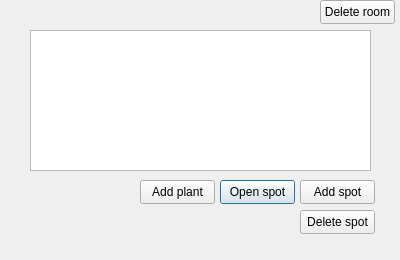
The window that project/ui/room_view.ui (denzelxav/Plantfolio) describes before a commit, drawn with Qt 5.
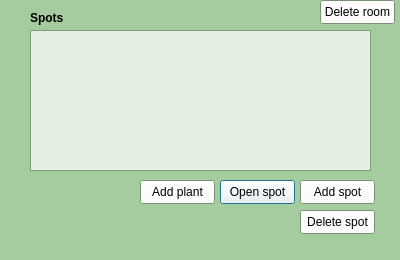
The same window after the commit.

Commit message: Add plant window is now functional

The edit to the form file:
```diff
--- a/project/ui/room_view.ui
+++ b/project/ui/room_view.ui
@@ -10,6 +10,205 @@
     <height>260</height>
    </rect>
   </property>
+  <property name="palette">
+   <palette>
+    <active>
+     <colorrole role="WindowText">
+      <brush brushstyle="SolidPattern">
+       <color alpha="255">
+        <red>0</red>
+        <green>0</green>
+        <blue>0</blue>
+       </color>
+      </brush>
+     </colorrole>
+     <colorrole role="Button">
+      <brush brushstyle="SolidPattern">
+       <color alpha="179">
+        <red>255</red>
+        <green>255</green>
+        <blue>255</blue>
+       </color>
+      </brush>
+     </colorrole>
+     <colorrole role="Text">
+      <brush brushstyle="SolidPattern">
+       <color alpha="255">
+        <red>0</red>
+        <green>0</green>
+        <blue>0</blue>
+       </color>
+      </brush>
+     </colorrole>
+     <colorrole role="BrightText">
+      <brush brushstyle="SolidPattern">
+       <color alpha="255">
+        <red>64</red>
+        <green>159</green>
+        <blue>63</blue>
+       </color>
+      </brush>
+     </colorrole>
+     <colorrole role="ButtonText">
+      <brush brushstyle="SolidPattern">
+       <color alpha="255">
+        <red>0</red>
+        <green>0</green>
+        <blue>0</blue>
+       </color>
+      </brush>
+     </colorrole>
+     <colorrole role="Base">
+      <brush brushstyle="SolidPattern">
+       <color alpha="179">
+        <red>255</red>
+        <green>255</green>
+        <blue>255</blue>
+       </color>
+      </brush>
+     </colorrole>
+     <colorrole role="Window">
+      <brush brushstyle="SolidPattern">
+       <color alpha="255">
+        <red>165</red>
+        <green>204</green>
+        <blue>159</blue>
+       </color>
+      </brush>
+     </colorrole>
+     <colorrole role="Accent">
+      <brush brushstyle="SolidPattern">
+       <color alpha="255">
+        <red>64</red>
+        <green>159</green>
+        <blue>63</blue>
+       </color>
+      </brush>
+     </colorrole>
+    </active>
+    <inactive>
+     <colorrole role="WindowText">
+      <brush brushstyle="SolidPattern">
+       <color alpha="255">
+        <red>0</red>
+        <green>0</green>
+        <blue>0</blue>
+       </color>
+      </brush>
+     </colorrole>
+     <colorrole role="Button">
+      <brush brushstyle="SolidPattern">
+       <color alpha="179">
+        <red>255</red>
+        <green>255</green>
+        <blue>255</blue>
+       </color>
+      </brush>
+     </colorrole>
+     <colorrole role="Text">
+      <brush brushstyle="SolidPattern">
+       <color alpha="255">
+        <red>0</red>
+        <green>0</green>
+        <blue>0</blue>
+       </color>
+      </brush>
+     </colorrole>
+     <colorrole role="BrightText">
+      <brush brushstyle="SolidPattern">
+       <color alpha="255">
+        <red>64</red>
+        <green>159</green>
+        <blue>63</blue>
+       </color>
+      </brush>
+     </colorrole>
+     <colorrole role="ButtonText">
+      <brush brushstyle="SolidPattern">
+       <color alpha="255">
+        <red>0</red>
+        <green>0</green>
+        <blue>0</blue>
+       </color>
+      </brush>
+     </colorrole>
+     <colorrole role="Base">
+      <brush brushstyle="SolidPattern">
+       <color alpha="179">
+        <red>255</red>
+        <green>255</green>
+        <blue>255</blue>
+       </color>
+      </brush>
+     </colorrole>
+     <colorrole role="Window">
+      <brush brushstyle="SolidPattern">
+       <color alpha="255">
+        <red>165</red>
+        <green>204</green>
+        <blue>159</blue>
+       </color>
+      </brush>
+     </colorrole>
+     <colorrole role="Accent">
+      <brush brushstyle="SolidPattern">
+       <color alpha="255">
+        <red>64</red>
+        <green>159</green>
+        <blue>63</blue>
+       </color>
+      </brush>
+     </colorrole>
+    </inactive>
+    <disabled>
+     <colorrole role="Button">
+      <brush brushstyle="SolidPattern">
+       <color alpha="179">
+        <red>255</red>
+        <green>255</green>
+        <blue>255</blue>
+       </color>
+      </brush>
+     </colorrole>
+     <colorrole role="BrightText">
+      <brush brushstyle="SolidPattern">
+       <color alpha="255">
+        <red>64</red>
+        <green>159</green>
+        <blue>63</blue>
+       </color>
+      </brush>
+     </colorrole>
+     <colorrole role="Base">
+      <brush brushstyle="SolidPattern">
+       <color alpha="255">
+        <red>165</red>
+        <green>204</green>
+        <blue>159</blue>
+       </color>
+      </brush>
+     </colorrole>
+     <colorrole role="Window">
+      <brush brushstyle="SolidPattern">
+       <color alpha="255">
+        <red>165</red>
+        <green>204</green>
+        <blue>159</blue>
+       </color>
+      </brush>
+     </colorrole>
+     <colorrole role="Accent">
+      <brush brushstyle="SolidPattern">
+       <color alpha="255">
+        <red>64</red>
+        <green>159</green>
+        <blue>63</blue>
+       </color>
+      </brush>
+     </colorrole>
+    </disabled>
+   </palette>
+  </property>
   <property name="windowTitle">
    <string>Room View</string>
   </property>
@@ -88,6 +287,24 @@
     <string>Add plant</string>
    </property>
   </widget>
+  <widget class="QLabel" name="spots_text">
+   <property name="geometry">
+    <rect>
+     <x>30</x>
+     <y>10</y>
+     <width>49</width>
+     <height>16</height>
+    </rect>
+   </property>
+   <property name="font">
+    <font>
+     <bold>true</bold>
+    </font>
+   </property>
+   <property name="text">
+    <string>Spots</string>
+   </property>
+  </widget>
  </widget>
  <resources/>
  <connections/>
```
The commit also changes 14 other files.
